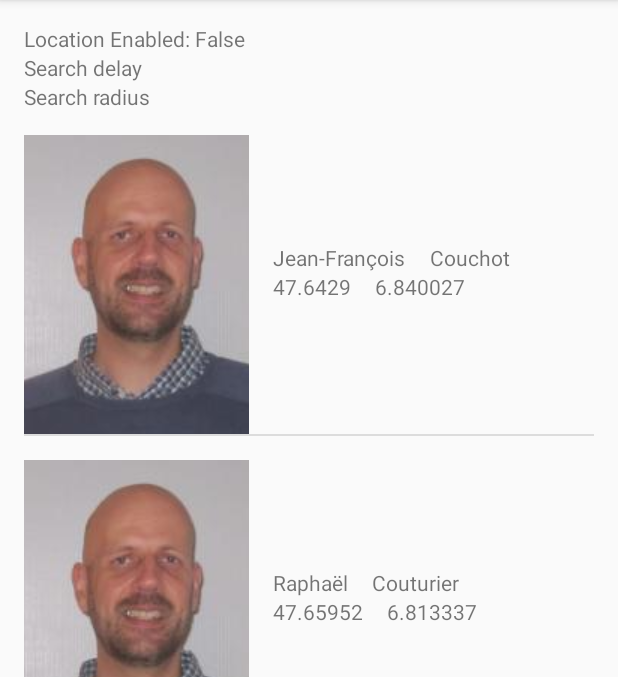
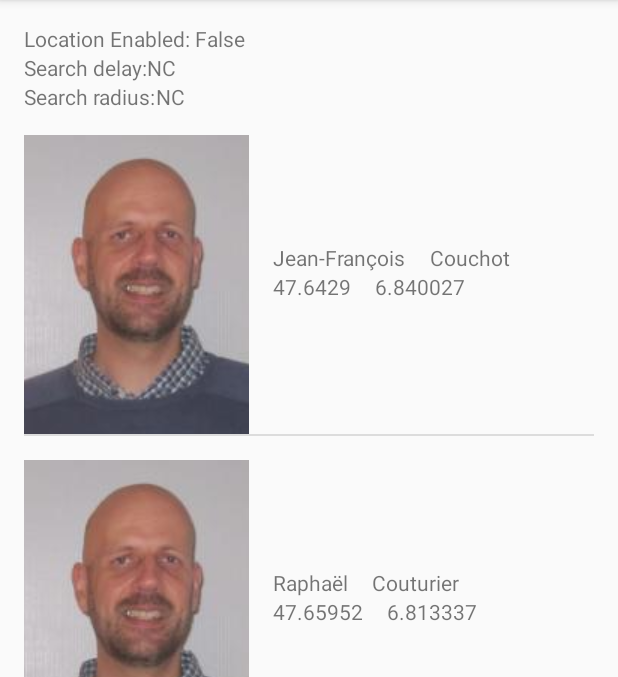
Before and after one commit to loicbtd/cours-iut-semestre4, an Android app: the screen it shows after launch (MainActivity), in the side drawer, after a tap on "Data", on a phone screen of 412 x 824 dp, the part 84-761 px from its top. Run offline under Robolectric (Android 15) with nearby library versions, the phone set to English and light mode, and no system bars.

Commit message:
feat(applications-mobiles): tp2 2.2 ok

```diff
--- a/applications-mobiles/tp2/correction_android/Meetit-1/app/src/main/java/com/iutbm/example/iutbm/couchot/meetit_1/MyDataFragment.java
+++ b/applications-mobiles/tp2/correction_android/Meetit-1/app/src/main/java/com/iutbm/example/iutbm/couchot/meetit_1/MyDataFragment.java
@@ -105,14 +105,20 @@ public class MyDataFragment extends Fragment {
 
     public void updateUI(){
         sharedPref = PreferenceManager.getDefaultSharedPreferences(getActivity());
+
         Boolean locationEnabled = sharedPref.getBoolean(getResources().getString(R.string.key_location_switch), false);
-
         String isLocationEnable = ": ";
-
         isLocationEnable += locationEnabled ? "True" : "False";
-
         tv_loc_enabled_out = (TextView) root.findViewById(R.id.text_location_switch_out);
         tv_loc_enabled_out.setText(isLocationEnable);
+
+        String search_delay = sharedPref.getString(getResources().getString(R.string.key_search_radius), "NC");
+        TextView text_view_search_delay = (TextView) root.findViewById(R.id.text_search_delay_out);
+        text_view_search_delay.setText(String.valueOf(search_delay));
+
+        String radius = sharedPref.getString(getResources().getString(R.string.key_search_radius), "NC");
+        TextView text_view_search_radius = (TextView) root.findViewById(R.id.text_search_radius_out);
+        text_view_search_radius.setText(String.valueOf(radius));
     }
 
 
--- a/applications-mobiles/tp2/correction_android/Meetit-1/app/src/main/res/values/strings.xml
+++ b/applications-mobiles/tp2/correction_android/Meetit-1/app/src/main/res/values/strings.xml
@@ -29,8 +29,8 @@
 
     <string name="pref_title_display_name">Display name</string>
     <string name="pref_location_switch">Location Enabled</string>
-    <string name="pref_search_radius_edit_text">Search radius</string>
-    <string name="pref_search_delay_edit_text">Search delay</string>
+    <string name="pref_search_radius_edit_text">Search radius: </string>
+    <string name="pref_search_delay_edit_text">Search delay: </string>
     <string name="pref_title_add_friends_to_messages">Add friends to messages</string>
     <string-array name="pref_example_list_titles">
         <item>Always</item>
```
Also changed, not shown: 2 other files.
